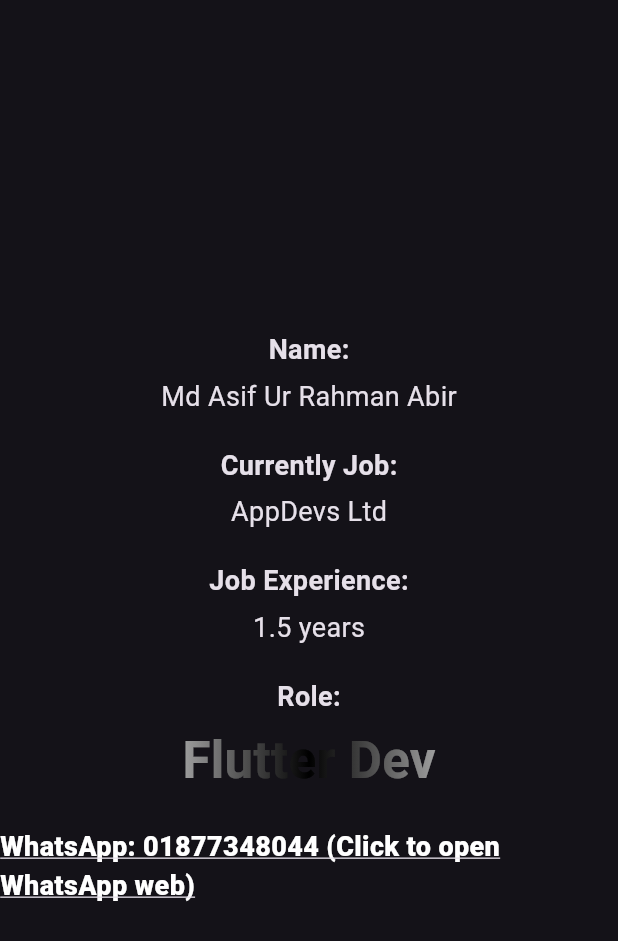
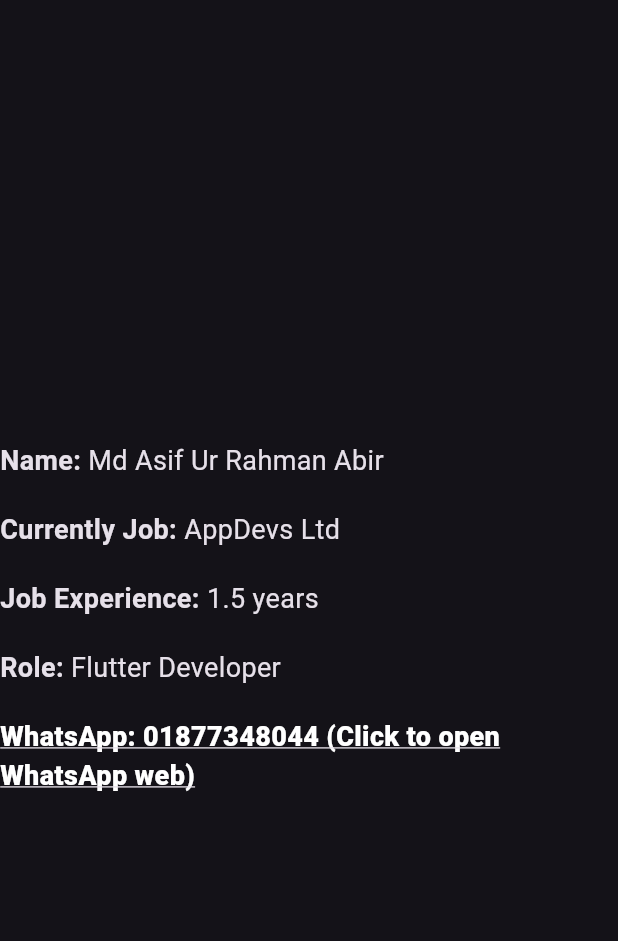
Before and after one commit to MdAsifUrRahmanAbir/my_portfolio, a Flutter app: the IntroductionWidget widget shown alone on an empty page, opened directly, on a phone screen of 412 x 824 dp. Shown: the top 941 px of the screen. Run offline on Flutter 3.47's test engine with Material 3 defaults, Android fonts, the phone set to English and light mode, and no system bars; our stand-ins replace flutter_screenutil, get, get_storage, google_fonts; accounts and stored records are empty; statements that could not run were skipped.

Commit message:
Update introduction_widget.dart

```diff
--- a/lib/under_constructions_part/introduction_widget.dart
+++ b/lib/under_constructions_part/introduction_widget.dart
@@ -44,42 +44,63 @@ class IntroductionWidgetState extends State<IntroductionWidget>
         mainAxisAlignment: MainAxisAlignment.center,
         crossAxisAlignment: CrossAxisAlignment.center,
         children: [
+          Row(
+            children: [
               const Text(
-            'Name:',
+                'Name: ',
                 style: TextStyle(fontSize: 18, fontWeight: FontWeight.bold),
               ),
-          const SizedBox(height: 5),
+
               const Text(
                 'Md Asif Ur Rahman Abir',
                 style: TextStyle(fontSize: 18),
               ),
+            ]
+          ),
           const SizedBox(height: 20),
+          Row(
+            children: [
               const Text(
-            'Currently Job:',
+                'Currently Job: ',
                 style: TextStyle(fontSize: 18, fontWeight: FontWeight.bold),
               ),
-          const SizedBox(height: 5),
+
               const Text(
                 'AppDevs Ltd',
                 style: TextStyle(fontSize: 18),
               ),
+            ]
+          ),
           const SizedBox(height: 20),
+          Row(
+            children: [
               const Text(
-            'Job Experience:',
+                'Job Experience: ',
                 style: TextStyle(fontSize: 18, fontWeight: FontWeight.bold),
               ),
-          const SizedBox(height: 5),
+
               const Text(
                 '1.5 years',
                 style: TextStyle(fontSize: 18),
               ),
+            ]
+          ),
           const SizedBox(height: 20),
+
+          Row(
+            children: [
               const Text(
-            'Role:',
+                'Role: ',
                 style: TextStyle(fontSize: 18, fontWeight: FontWeight.bold),
               ),
-          const SizedBox(height: 5),
-          const AnimatedTextWidget(text: 'Flutter Developer',),
+
+              const Text(
+                'Flutter Developer',
+                style: TextStyle(fontSize: 18),
+              ),
+              //const AnimatedTextWidget(text: 'Flutter Developer',),
+            ]
+          ),
 
           const SizedBox(height: 20),
           InkWell(
```
Lines whose indentation alone changed are shown as unchanged.
